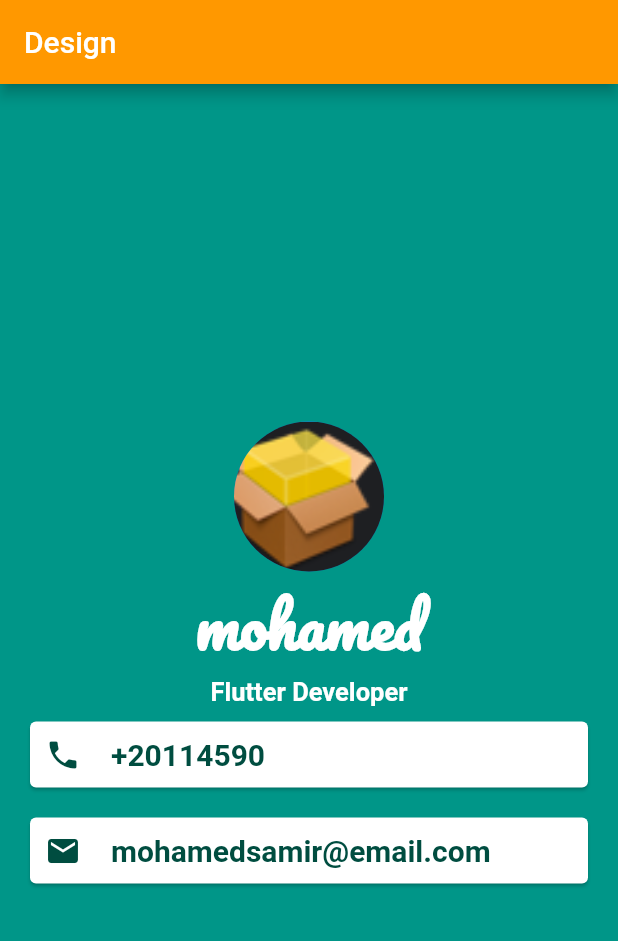
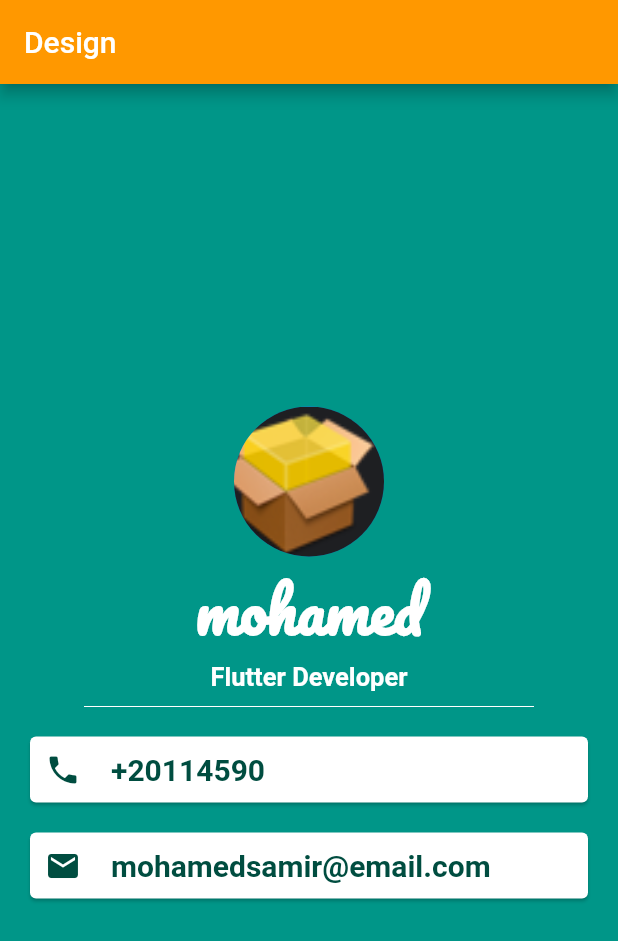
Before and after one commit to mohamedsamirmohamedsalem/flutter_login_screen_design, a Flutter app: the screen it shows after launch, on a phone screen of 412 x 824 dp. Shown: the top 941 px of the screen. Run offline on Flutter 3.47's test engine with Material 2 defaults, Android fonts, the phone set to English and light mode, and no system bars.

Commit message:
adding dividing

```diff
--- a/lib/main.dart
+++ b/lib/main.dart
@@ -38,6 +38,13 @@ class MyApp extends StatelessWidget {
                 color: Colors.white,
               ),
             ),
+            SizedBox(
+              height: 20.0,
+              width: 300.0,
+              child: Divider(
+                color: Colors.white,
+              ),
+            ),
             Card(
               color: Colors.white,
               margin: EdgeInsets.symmetric(vertical: 10.0, horizontal: 20.0),
@@ -59,7 +66,7 @@ class MyApp extends StatelessWidget {
                         fontSize: 20.0,
                         fontWeight: FontWeight.bold,
                       ),
-                    )
+                    ),
                   ],
                 ),
               ),
```
